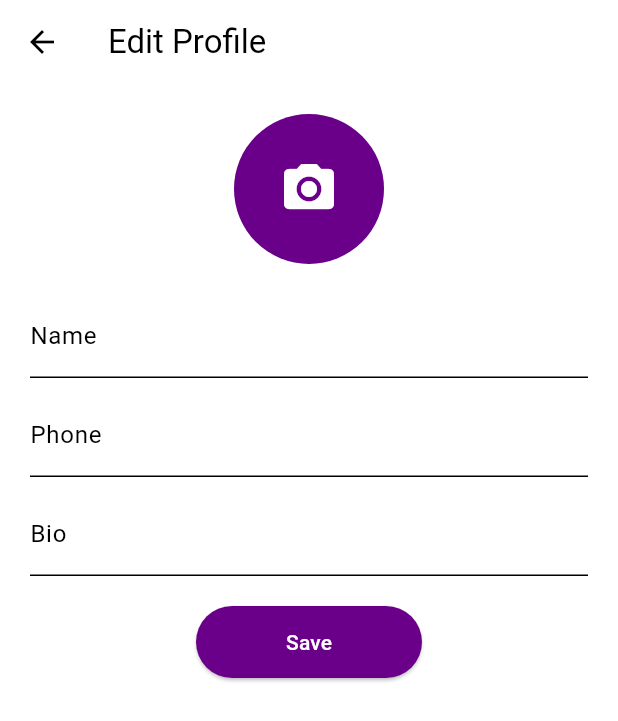
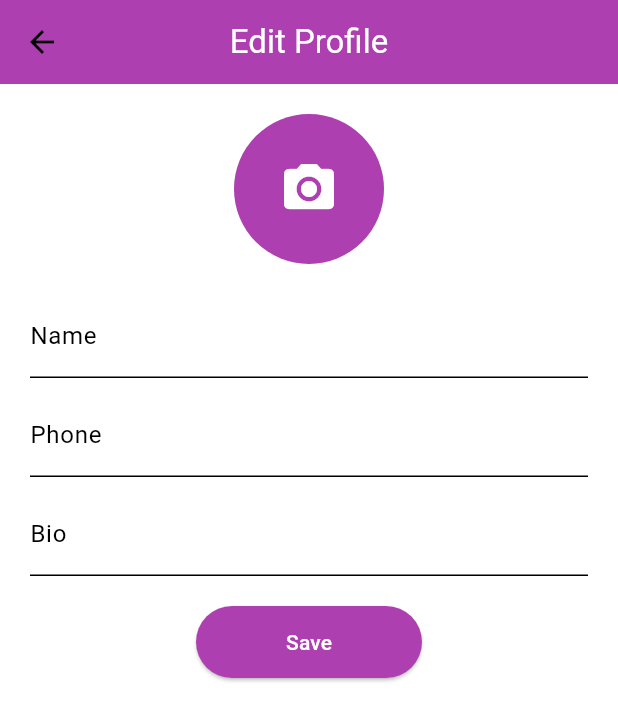
Before and after one commit to Banen-Abbassi/projetFlutter, a Flutter app: the screen it shows once a user with an empty profile is signed in, after a tap on "Edit Profile", on a phone screen of 412 x 824 dp. Shown: the top 721 px of the screen. Run offline on Flutter 3.47's test engine with Material 3 defaults, Android fonts, the phone set to English and light mode, and no system bars; our stand-ins replace cloud_firestore, firebase_auth, firebase_core, firebase_storage, image_picker; accounts and stored records are empty; network calls fail.

Commit message:
loading page + quit button

```diff
--- /dev/null
+++ b/devtools_options.yaml
@@ -0,0 +1,3 @@
+description: This file stores settings for Dart & Flutter DevTools.
+documentation: https://docs.flutter.dev/tools/devtools/extensions#configure-extension-enablement-states
+extensions:
--- /dev/null
+++ b/lib/components/logout_button.dart
@@ -0,0 +1,20 @@
+import 'package:flutter/material.dart';
+import 'package:firebase_auth/firebase_auth.dart';
+
+class LogoutButton extends StatelessWidget {
+  const LogoutButton({super.key});
+
+  Future<void> _logout(BuildContext context) async {
+    await FirebaseAuth.instance.signOut();
+    Navigator.pushNamedAndRemoveUntil(context, "/login", (route) => false);
+  }
+
+  @override
+  Widget build(BuildContext context) {
+    return IconButton(
+      icon: const Icon(Icons.logout),
+      tooltip: "Logout",
+      onPressed: () => _logout(context),
+    );
+  }
+}
--- a/lib/main.dart
+++ b/lib/main.dart
@@ -1,39 +1,63 @@
 import 'package:chat_app/auth/auth_gate.dart';
+import 'package:firebase_auth/firebase_auth.dart';
 import 'package:flutter/material.dart';
 import 'package:firebase_core/firebase_core.dart';
 import 'firebase_options.dart';
-import 'themes/light_modes.dart'; // optional, if you have a theme
+import 'themes/light_modes.dart';
 import 'package:provider/provider.dart';
 import 'themes/theme_service.dart';
 import 'themes/dark_mode.dart';
+import 'pages/loading_page.dart';
 
 void main() async {
   WidgetsFlutterBinding.ensureInitialized();
   await Firebase.initializeApp(
     options: DefaultFirebaseOptions.currentPlatform,
   );
-runApp(
+
+  runApp(
     ChangeNotifierProvider(
       create: (_) => ThemeService(),
       child: const MyApp(),
     ),
   );
-  }
+}
 
-class MyApp extends StatelessWidget {
+class MyApp extends StatefulWidget {
   const MyApp({super.key});
 
   @override
+  State<MyApp> createState() => _MyAppState();
+}
+
+class _MyAppState extends State<MyApp> {
+  bool _isLoading = true;
+
+  @override
+  void initState() {
+    super.initState();
+    // Wait for 1 seconds before navigating to AuthGate
+    Future.delayed(const Duration(seconds: 1), () {
+      setState(() {
+        _isLoading = false;
+      });
+    });
+  }
+
+  @override
   Widget build(BuildContext context) {
-      final themeService = Provider.of<ThemeService>(context);
+    final themeService = Provider.of<ThemeService>(context);
 
     return MaterialApp(
       title: 'Chat App',
       debugShowCheckedModeBanner: false,
       theme: lightMode,
       darkTheme: darkMode,
-      themeMode: themeService.isDarkMode ? ThemeMode.dark : ThemeMode.light,
-      home: const AuthGate(),
+      themeMode:
+          themeService.isDarkMode ? ThemeMode.dark : ThemeMode.light,
+
+      // ✅ Display LoadingPage first, then AuthGate
+      home: _isLoading ? const LoadingPage() : const AuthGate(),
     );
   }
 }
--- a/lib/pages/edit_profile_page.dart
+++ b/lib/pages/edit_profile_page.dart
@@ -3,7 +3,7 @@ import 'package:flutter/material.dart';
 import 'package:image_picker/image_picker.dart';
 import '../services/profile_service.dart';
 import '../services/storage_service.dart';
-
+import 'loading_page.dart';
 class EditProfilePage extends StatefulWidget {
   final Map<String, dynamic> userData;
   const EditProfilePage(this.userData, {super.key});
@@ -36,6 +36,10 @@ class _EditProfilePageState extends State<EditProfilePage> {
   }
 
   Future<void> saveProfile() async {
+     Navigator.push(
+      context,
+      MaterialPageRoute(builder: (context) => const LoadingPage()),
+    );
     String imageUrl = widget.userData["imageUrl"] ?? "";
 
     if (newImage != null) {
@@ -51,7 +55,9 @@ class _EditProfilePageState extends State<EditProfilePage> {
       "phone": phoneCtrl.text,
       "imageUrl": imageUrl,
     });
+  await Future.delayed(const Duration(milliseconds: 100));
 
+    Navigator.pop(context);
     Navigator.pop(context);
   }
 
@@ -62,7 +68,8 @@ class _EditProfilePageState extends State<EditProfilePage> {
         : (widget.userData["imageUrl"] ?? "");
 
     return Scaffold(
-      appBar: AppBar(title: const Text("Edit Profile")),
+      appBar: AppBar(title: const Text("Edit Profile", style: TextStyle(color: Colors.white),),backgroundColor: Theme.of(context).colorScheme.primary,centerTitle: true,
+      ),
       body: Padding(
         padding: const EdgeInsets.all(20),
         child: Column(
--- /dev/null
+++ b/lib/pages/loading_page.dart
@@ -0,0 +1,65 @@
+import 'package:flutter/material.dart';
+
+class LoadingPage extends StatefulWidget {
+  const LoadingPage({super.key});
+
+  @override
+  State<LoadingPage> createState() => _LoadingPageState();
+}
+
+class _LoadingPageState extends State<LoadingPage> with SingleTickerProviderStateMixin {
+  late AnimationController _controller;
+  late Animation<double> _animation;
+
+  @override
+  void initState() {
+    super.initState();
+
+    _controller = AnimationController(
+      vsync: this,
+      duration: const Duration(seconds: 2), // speed of movement
+    )..repeat(reverse: true); // makes it move up and down forever
+
+    _animation = Tween<double>(begin: -15, end: 15).animate(
+      CurvedAnimation(parent: _controller, curve: Curves.easeInOut),
+    );
+  }
+
+  @override
+  void dispose() {
+    _controller.dispose();
+    super.dispose();
+  }
+
+  @override
+  Widget build(BuildContext context) {
+    return Scaffold(
+      backgroundColor: Colors.white,
+      body: Center(
+        child: Column(
+          mainAxisAlignment: MainAxisAlignment.center,
+          children: [
+            AnimatedBuilder(
+              animation: _animation,
+              builder: (context, child) {
+                return Transform.translate(
+                  offset: Offset(0, _animation.value),
+                  child: child,
+                );
+              },
+              child: Image.asset(
+                'assets/images/logo216.png',
+                width: 120,
+                height: 120,
+              ),
+            ),
+            const SizedBox(height: 20),
+            const CircularProgressIndicator(
+              color: Colors.pinkAccent,
+            ),
+          ],
+        ),
+      ),
+    );
+  }
+}
--- a/lib/pages/profile_page.dart
+++ b/lib/pages/profile_page.dart
@@ -8,7 +8,7 @@ import 'edit_profile_page.dart';
 import 'package:provider/provider.dart';
 import '../themes/theme_service.dart';
 import 'privacy_settings_page.dart';
-
+import '../components/logout_button.dart';
 class ProfilePage extends StatefulWidget {
   const ProfilePage({super.key});
 
@@ -45,8 +45,8 @@ class _ProfilePageState extends State<ProfilePage> {
       return value.toString();
     }
 
-    // Format as "04 Nov 2025, 20:17"
-    return DateFormat('dd MMM yyyy, HH:mm').format(dateTime);
+    // Format as "04 Nov 2025"
+    return DateFormat('dd MMM yyyy').format(dateTime);
   }
 
   // Reload user data when coming back from the EditProfilePage
@@ -130,8 +130,17 @@ class _ProfilePageState extends State<ProfilePage> {
 
     return Scaffold(
       appBar: AppBar(
-        title: const Text("My Profile", style: TextStyle(color: Colors.white)),
-        backgroundColor: primaryColor, // Use primary color for the AppBar
+        title: const Text(
+    "My Profile",
+    style: TextStyle(color: Colors.white),
+  ),
+  backgroundColor: primaryColor,
+  centerTitle: true,
+  iconTheme: const IconThemeData(color: Colors.white),
+
+  actions: const [
+    LogoutButton(), // ✅ No Expanded, no padding, just place it here
+  ],
       ),
       body: ListView(
         padding: const EdgeInsets.all(20),
@@ -238,7 +247,7 @@ class _ProfilePageState extends State<ProfilePage> {
                     // 1. Friends/Contacts Stat
                     _buildStatBox(
                       safeString(userData, "friendsCount"),
-                      "Friends/Contacts",
+                      "Friends",
                     ),
 
                     // Single Vertical Divider
--- a/lib/themes/dark_mode.dart
+++ b/lib/themes/dark_mode.dart
@@ -3,8 +3,8 @@ import 'package:flutter/material.dart';
 final ThemeData darkMode = ThemeData(
   brightness: Brightness.dark,
   colorScheme: const ColorScheme.dark(
-    primary: Color(0xFFBB86FC),   // Light purple
-    secondary: Color(0xFF9C27B0), // Deep purple
+    primary: Color.fromARGB(255, 173, 63, 177),   // Light purple
+    secondary: Color.fromARGB(255, 115, 37, 129), // Deep purple
     tertiary: Colors.white,
     background: Color(0xFF121212), // Dark background
   ),
--- a/lib/themes/light_modes.dart
+++ b/lib/themes/light_modes.dart
@@ -3,7 +3,7 @@ import 'package:flutter/material.dart';
 ThemeData lightMode = ThemeData(
   colorScheme: ColorScheme.light(
     surface: Colors.white, //Color(0xFFB366FF),
-    primary: Color(0xFF6A008A),
+    primary: Color.fromARGB(255, 173, 63, 177),
     secondary: Color(0XFFE0218A),
     tertiary: Colors.white,
   ),
```
Also changed, not shown: pubspec.yaml (+8 -1 lines), pubspec.lock.
